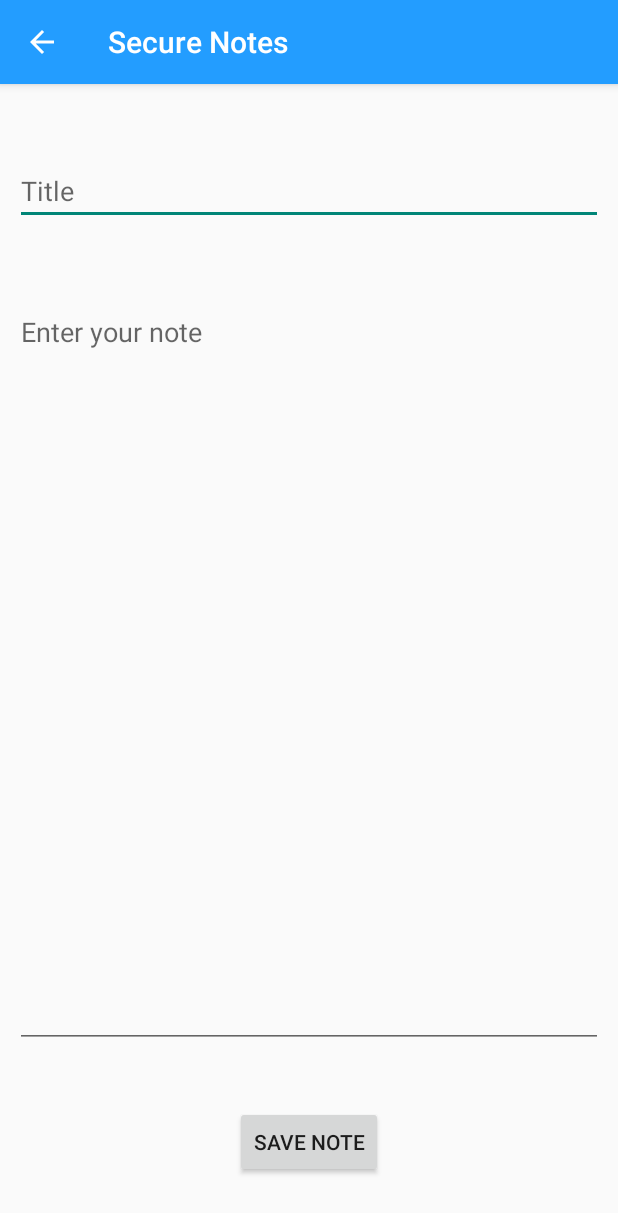
After one commit to Rajkumarlohar65/java-project, an Android app: the SecureNoteActivity screen opened directly, with no data from a screen before it, on a phone screen of 412 x 824 dp. The commit adds this screen. Shown: the top 1213 px of the screen. Run offline under Robolectric (Android 15) with nearby library versions, the phone set to English and light mode, and no system bars.

Commit message:
adding new activity

```diff
--- a/VPM/app/build.gradle
+++ b/VPM/app/build.gradle
@@ -29,6 +29,7 @@ android {
     buildFeatures {
         viewBinding true
     }
+    namespace 'com.example.passwordmanager'
 }
 
 dependencies {
--- /dev/null
+++ b/VPM/app/src/main/java/com/example/passwordmanager/AddItem/SecureNoteActivity.java
@@ -0,0 +1,33 @@
+package com.example.passwordmanager.AddItem;
+
+import androidx.appcompat.app.AppCompatActivity;
+
+import android.os.Bundle;
+
+import com.example.passwordmanager.R;
+import com.example.passwordmanager.databinding.ActivityPasswordBinding;
+import com.example.passwordmanager.databinding.ActivitySecureNoteBinding;
+
+public class SecureNoteActivity extends AppCompatActivity {
+    private ActivitySecureNoteBinding binding;
+
+    @Override
+    protected void onCreate(Bundle savedInstanceState) {
+        super.onCreate(savedInstanceState);
+
+        binding = ActivitySecureNoteBinding.inflate(getLayoutInflater());
+        setContentView(binding.getRoot());
+
+        setTitle("Secure Notes");
+
+        // Enable the back button in the app bar
+        if (getSupportActionBar() != null) {
+            getSupportActionBar().setDisplayHomeAsUpEnabled(true);
+        }
+    }
+    @Override
+    public boolean onSupportNavigateUp() {
+        onBackPressed();
+        return true;
+    }
+}
--- a/VPM/app/src/main/java/com/example/passwordmanager/MainActivity2.java
+++ b/VPM/app/src/main/java/com/example/passwordmanager/MainActivity2.java
@@ -3,9 +3,9 @@ package com.example.passwordmanager;
 import android.content.Intent;
 import android.os.Bundle;
 import android.view.MenuItem;
-import android.view.View;
 import android.view.Menu;
 
+import com.example.passwordmanager.AddItem.Add_Item;
 import com.example.passwordmanager.OtpVerification.EnterMoblieNumber;
 import com.example.passwordmanager.databinding.ActivityMainBinding;
 import com.google.android.material.navigation.NavigationView;
--- a/VPM/app/src/main/java/com/example/passwordmanager/SettingsActivity.java
+++ b/VPM/app/src/main/java/com/example/passwordmanager/SettingsActivity.java
@@ -1,7 +1,6 @@
 package com.example.passwordmanager;
 
 import android.os.Bundle;
-
 import androidx.appcompat.app.ActionBar;
 import androidx.appcompat.app.AppCompatActivity;
 import androidx.preference.PreferenceFragmentCompat;
@@ -31,4 +30,5 @@ public class SettingsActivity extends AppCompatActivity {
             setPreferencesFromResource(R.xml.root_preferences, rootKey);
         }
     }
+
 }
--- /dev/null
+++ b/VPM/app/src/main/res/layout/activity_secure_note.xml
@@ -0,0 +1,47 @@
+<?xml version="1.0" encoding="utf-8"?>
+<androidx.constraintlayout.widget.ConstraintLayout xmlns:android="http://schemas.android.com/apk/res/android"
+    xmlns:app="http://schemas.android.com/apk/res-auto"
+    xmlns:tools="http://schemas.android.com/tools"
+    android:layout_width="match_parent"
+    android:layout_height="match_parent"
+    tools:context=".AddItem.SecureNoteActivity">
+
+    <EditText
+        android:id="@+id/editTextDomain"
+        android:layout_width="match_parent"
+        android:layout_height="wrap_content"
+        android:layout_margin="10dp"
+        android:hint="Title"
+        android:inputType="text"
+        app:layout_constraintBottom_toTopOf="@+id/noteEditText"
+        app:layout_constraintTop_toTopOf="parent"
+        app:layout_constraintVertical_bias="0.5"
+        tools:layout_editor_absoluteX="0dp" />
+
+    <EditText
+        android:id="@+id/noteEditText"
+        android:layout_width="392dp"
+        android:layout_height="500dp"
+        android:gravity="top"
+        android:hint="Enter your note"
+        android:inputType="textMultiLine"
+        android:maxLines="5"
+        app:layout_constraintBottom_toTopOf="@+id/saveButton"
+        app:layout_constraintEnd_toStartOf="@+id/editTextDomain"
+        app:layout_constraintStart_toEndOf="@+id/editTextDomain"
+        app:layout_constraintTop_toBottomOf="@+id/editTextDomain"
+        app:layout_constraintVertical_bias="0.5" />
+
+    <Button
+        android:id="@+id/saveButton"
+        android:layout_width="wrap_content"
+        android:layout_height="wrap_content"
+        android:text="Save Note"
+        app:layout_constraintBottom_toBottomOf="parent"
+        app:layout_constraintEnd_toEndOf="parent"
+        app:layout_constraintHorizontal_bias="0.5"
+        app:layout_constraintStart_toStartOf="parent"
+        app:layout_constraintTop_toBottomOf="@+id/noteEditText"
+        app:layout_constraintVertical_bias="0.519" />
+
+</androidx.constraintlayout.widget.ConstraintLayout>
--- a/VPM/app/src/main/res/values-night/themes.xml
+++ b/VPM/app/src/main/res/values-night/themes.xml
@@ -1,6 +1,6 @@
 <resources xmlns:tools="http://schemas.android.com/tools">
     <!-- Base application theme. -->
-    <style name="Theme.PasswordManager" parent="Theme.AppCompat.DayNight.DarkActionBar">
+    <style name="Theme.PasswordManagerNight" parent="Theme.AppCompat.DayNight.DarkActionBar">
         <!-- Primary brand color. -->
         <item name="colorPrimary">@color/light_blue</item>
         <item name="colorPrimaryVariant">@color/dark_blue</item>
--- a/VPM/app/src/main/res/values/themes.xml
+++ b/VPM/app/src/main/res/values/themes.xml
@@ -1,6 +1,6 @@
 <resources xmlns:tools="http://schemas.android.com/tools">
     <!-- Base application theme. -->
-    <style name="Theme.PasswordManager" parent="Theme.AppCompat.DayNight.DarkActionBar">
+    <style name="Theme.PasswordManager" parent="Theme.AppCompat.Light.DarkActionBar">
         <!-- Primary brand color. -->
         <item name="colorPrimary">@color/light_blue</item>
         <item name="colorPrimaryVariant">@color/dark_blue</item>
--- a/VPM/build.gradle
+++ b/VPM/build.gradle
@@ -4,8 +4,8 @@ buildscript{
     }
 }// Top-level build file where you can add configuration options common to all sub-projects/modules.
 plugins {
-    id 'com.android.application' version '7.1.3' apply false
-    id 'com.android.library' version '7.1.3' apply false
+    id 'com.android.application' version '7.3.0' apply false
+    id 'com.android.library' version '7.3.0' apply false
 }
 
 task clean(type: Delete) {
```
Also changed, not shown: VPM/app/src/main/AndroidManifest.xml (+19 -6 lines), VPM/app/src/main/java/com/example/passwordmanager/AddItem/Add_Item.java (renamed from VPM/app/src/main/java/com/example/passwordmanager/Add_Item.java, +24 -1 lines), VPM/app/src/main/java/com/example/passwordmanager/AddItem/PasswordActivity.java (added, +35 -0 lines), VPM/app/src/main/res/layout/activity_password.xml (added, +46 -0 lines).
